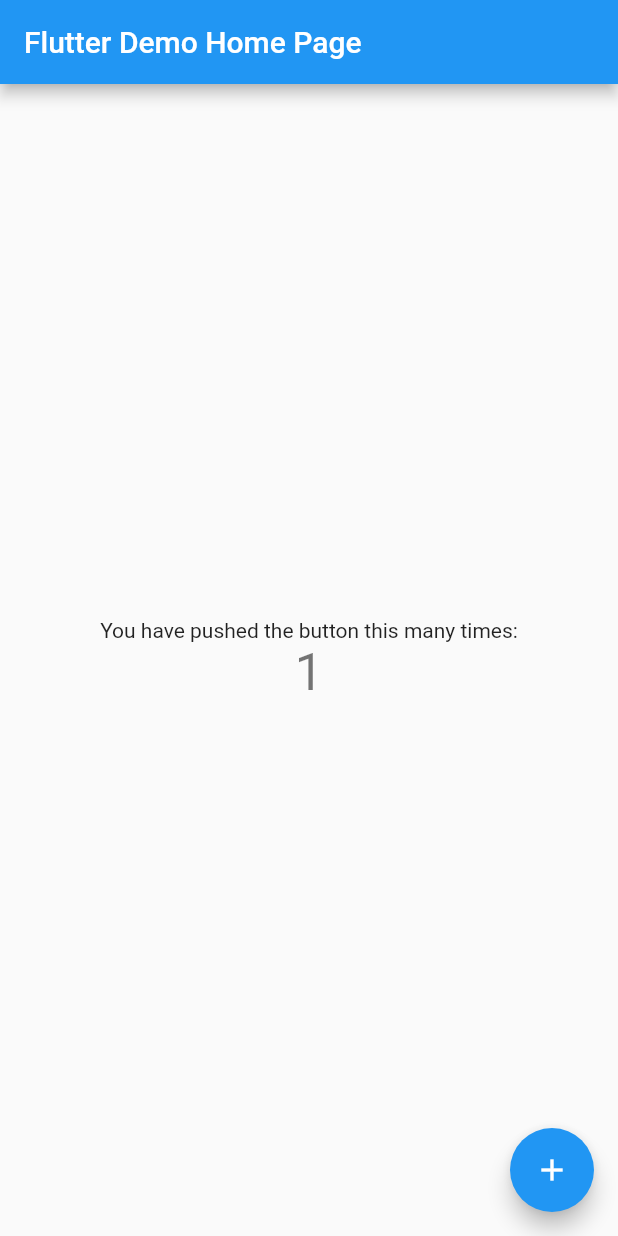
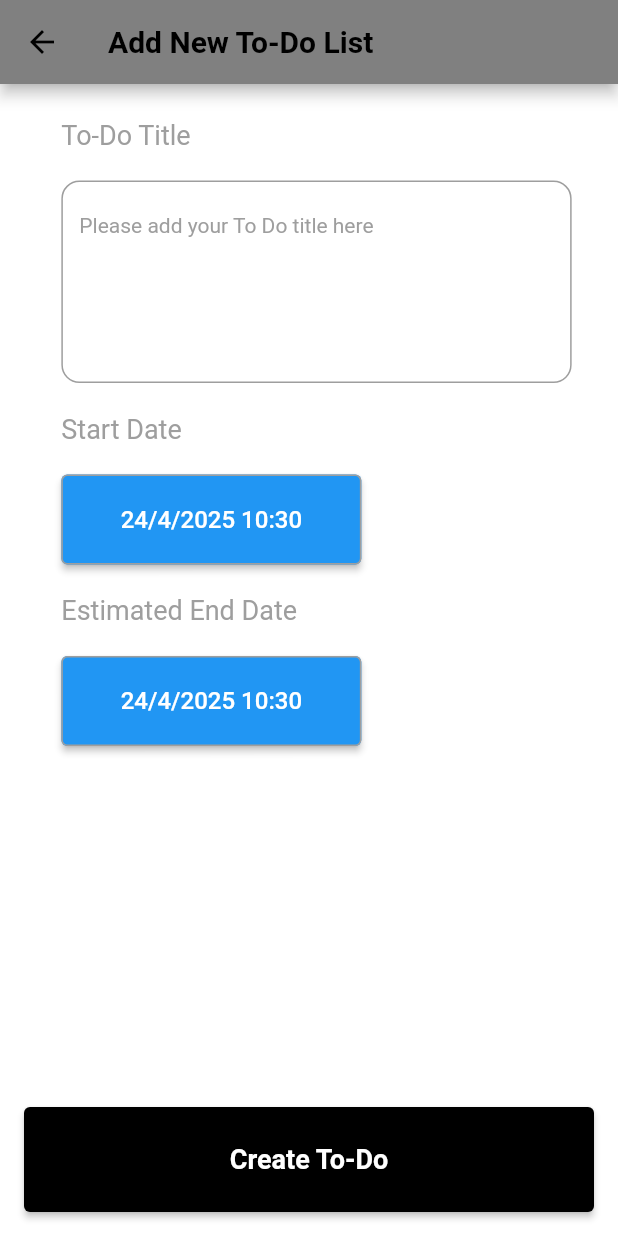
Before and after one commit to Dixi-Sangani/todo_mvvm, a Flutter app: the screen it shows after launch, after a tap on the "add" icon, on a phone screen of 412 x 824 dp. Run offline on Flutter 3.47's test engine with Material 2 defaults, Android fonts, the phone set to English and light mode, and no system bars.

Commit message:
done todo

```diff
--- /dev/null
+++ b/lib/components/add_todo_list_label.dart
@@ -0,0 +1,15 @@
+import 'package:flutter/material.dart';
+
+class AddTodoListLabel extends StatelessWidget {
+  String label = "";
+
+   AddTodoListLabel({super.key, required this.label});
+
+  @override
+  Widget build(BuildContext context) {
+    return Text(
+      label,
+      style: const TextStyle(fontSize: 18, color: Colors.grey),
+    );
+  }
+}
--- /dev/null
+++ b/lib/components/components.dart
@@ -0,0 +1,5 @@
+export './add_todo_list_label.dart';
+export './todo_list_row.dart';
+export './todo_list_row_checkbox.dart';
+export './todo_list_row_date.dart';
+export './components.dart';
--- a/lib/main.dart
+++ b/lib/main.dart
@@ -1,4 +1,7 @@
 import 'package:flutter/material.dart';
+import 'package:provider/provider.dart';
+import 'todo_list/view_models/view_models.dart';
+import 'todo_list/views/home_screen.dart';
 
 void main() {
   runApp(const MyApp());
@@ -8,57 +11,17 @@ class MyApp extends StatelessWidget {
   const MyApp({super.key});
   @override
   Widget build(BuildContext context) {
-    return MaterialApp(
-      title: 'Flutter Demo',
-      theme: ThemeData(
-        primarySwatch: Colors.blue,
-      ),
-      home: const MyHomePage(title: 'Flutter Demo Home Page'),
-    );
-  }
-}
-
-class MyHomePage extends StatefulWidget {
-  const MyHomePage({super.key, required this.title});
-  final String title;
-
-  @override
-  State<MyHomePage> createState() => _MyHomePageState();
-}
-
-class _MyHomePageState extends State<MyHomePage> {
-  int _counter = 0;
-
-  void _incrementCounter() {
-    setState(() {
-      _counter++;
-    });
-  }
-
-  @override
-  Widget build(BuildContext context) {
-    return Scaffold(
-      appBar: AppBar(
-        title: Text(widget.title),
-      ),
-      body: Center(
-        child: Column(
-          mainAxisAlignment: MainAxisAlignment.center,
-          children: <Widget>[
-            const Text(
-              'You have pushed the button this many times:',
-            ),
-            Text(
-              '$_counter',
-              style: Theme.of(context).textTheme.headlineMedium,
-            ),
-          ],
+    return MultiProvider(
+      providers: [
+        ChangeNotifierProvider(create: (_) => TodoViewModels(),),
+      ],
+      child: MaterialApp(
+        debugShowCheckedModeBanner: false,
+        title: 'Flutter ToDo',
+        theme: ThemeData(
+          primarySwatch: Colors.blue,
         ),
-      ),
-      floatingActionButton: FloatingActionButton(
-        onPressed: _incrementCounter,
-        tooltip: 'Increment',
-        child: const Icon(Icons.add),
+        home: const HomeScreen(),
       ),
     );
   }
--- /dev/null
+++ b/lib/todo_list/model/model.dart
@@ -0,0 +1 @@
+export './todo_list_model.dart';
--- /dev/null
+++ b/lib/todo_list/model/todo_list_model.dart
@@ -0,0 +1,9 @@
+class TodoListModel {
+  String title = "";
+  DateTime? startDate;
+  DateTime? endDate;
+  String timeLeft = "";
+  bool status = false;
+
+  TodoListModel({required this.title, required this.startDate, required this.endDate, required this.timeLeft, required this.status});
+}
--- /dev/null
+++ b/lib/todo_list/view_models/todo_view_model.dart
@@ -0,0 +1,65 @@
+import 'package:demo_project/todo_list/model/model.dart';
+import 'package:flutter/material.dart';
+
+
+class TodoViewModels extends ChangeNotifier {
+  final List<TodoListModel> _todoListModel = [];
+  DateTime _startDateTime = DateTime.now();
+  DateTime _endDateTime = DateTime.now();
+  final TextEditingController _todoTitle = TextEditingController();
+  TodoListModel? _currentTodoModel;
+
+  List<TodoListModel> get todoListModel => _todoListModel;
+  DateTime get startDateTime => _startDateTime;
+  DateTime get endDateTime => _endDateTime;
+  TextEditingController get todoTitle => _todoTitle;
+  TodoListModel? get currentTodoModel => _currentTodoModel;
+
+  setCurrentTodoModel(TodoListModel todoListModel){
+    _startDateTime = todoListModel.startDate!;
+    _endDateTime = todoListModel.endDate!;
+    _todoTitle.text = todoListModel.title;
+  }
+
+  resetData(){
+    _startDateTime = DateTime.now();
+    _endDateTime = DateTime.now();
+    _todoTitle.clear();
+    notifyListeners();
+  }
+
+  setTodoListModel(TodoListModel todoListModel){
+    _todoListModel.add(todoListModel);
+    notifyListeners();
+  }
+
+  setTodoListCompleted(bool isCompleted,int index){
+    _todoListModel[index].status = isCompleted;
+    notifyListeners();
+  }
+
+  setTodoListItem(TodoListModel todoListModel,int index){
+    _todoListModel[index] = todoListModel;
+    notifyListeners();
+  }
+
+  setStartDateTime(DateTime dateTime){
+    _startDateTime = dateTime;
+    notifyListeners();
+  }
+
+  setEndDateTime(DateTime dateTime){
+    _endDateTime = dateTime;
+    notifyListeners();
+  }
+
+  setNewDateTime(DateTime dateTime,int dateTimeIndicator){
+    dateTimeIndicator == 0 ? _startDateTime = dateTime : _endDateTime = dateTime;
+    notifyListeners();
+  }
+
+  setTodoTitle(String todoTitle){
+    _todoTitle.text = todoTitle;
+    notifyListeners();
+  }
+}
--- /dev/null
+++ b/lib/todo_list/view_models/view_models.dart
@@ -0,0 +1,2 @@
+export './view_models.dart';
+export './todo_view_model.dart';
--- /dev/null
+++ b/lib/todo_list/views/add_todo_list.dart
@@ -0,0 +1,229 @@
+import 'package:demo_project/components/components.dart';
+import 'package:demo_project/todo_list/model/model.dart';
+import 'package:demo_project/todo_list/view_models/view_models.dart';
+import 'package:flutter/material.dart';
+import 'package:provider/provider.dart';
+import '../../utils/constant.dart';
+
+class AddTodoList extends StatelessWidget {
+  TodoListModel? todoListModel;
+  int? index;
+  AddTodoList({super.key, this.todoListModel, this.index});
+  final _formKey = GlobalKey<FormState>();
+
+  //FUNCTIONS
+  Future<DateTime?> pickDate(TodoViewModels todoViewModels, int dateTimeIndicator, BuildContext context) =>
+      showDatePicker(
+        context: context,
+        initialDate: dateTimeIndicator == 0 ? todoViewModels.startDateTime : todoViewModels.endDateTime,
+        firstDate: DateTime(1900),
+        lastDate: DateTime(2100),
+      );
+
+  Future<TimeOfDay?> pickTime(
+          TodoViewModels todoViewModels, int dateTimeIndicator, BuildContext context) =>
+      showTimePicker(
+          context: context,
+          initialTime: dateTimeIndicator == 0
+              ? TimeOfDay(hour: todoViewModels.startDateTime.hour, minute: todoViewModels.startDateTime.minute)
+              : TimeOfDay(hour: todoViewModels.endDateTime.hour, minute: todoViewModels.endDateTime.minute));
+
+  Future pickDateTime(int dateTimeIndicator, TodoViewModels todoViewModels, BuildContext context) async {
+    DateTime? date = await pickDate(todoViewModels, dateTimeIndicator, context);
+    if (date == null) return; //pressed CANCEL;
+
+    TimeOfDay? time = await pickTime(todoViewModels, dateTimeIndicator, context);
+    if (time == null) return; //pressed CANCEL;
+
+    final newDateTime = DateTime(
+      date.year,
+      date.month,
+      date.day,
+      time.hour,
+      time.minute,
+    );
+    todoViewModels.setNewDateTime(newDateTime, dateTimeIndicator);
+  }
+
+  String daysBetween(DateTime from, DateTime to) {
+    from = DateTime(from.year, from.month, from.day, from.hour, from.minute);
+    to = DateTime(to.year, to.month, to.day, to.hour, to.minute);
+    // print(to.difference(from).inHours);
+    // print(to.difference(from).inMinutes % 60);
+    return ('${to.difference(from).inHours} hrs ${to.difference(from).inMinutes % 60} min');
+  }
+
+  @override
+  Widget build(BuildContext context) {
+    double screenWidth = MediaQuery.of(context).size.width;
+    double screenHeight = MediaQuery.of(context).size.height;
+    TodoViewModels todoViewModels = context.watch<TodoViewModels>();
+    if (todoListModel != null) {
+      todoViewModels.setCurrentTodoModel(todoListModel!);
+    }
+    final hoursStart = todoViewModels.startDateTime.hour.toString().padLeft(2, '0');
+    final minutesStart = todoViewModels.startDateTime.minute.toString().padLeft(2, '0');
+    final hoursEnd = todoViewModels.endDateTime.hour.toString().padLeft(2, '0');
+    final minutesEnd = todoViewModels.endDateTime.minute.toString().padLeft(2, '0');
+
+    return GestureDetector(
+      onTap: () => FocusManager.instance.primaryFocus?.unfocus(),
+      child: Form(
+        key: _formKey,
+        child: Scaffold(
+          backgroundColor: Colors.white,
+          appBar: AppBar(
+            iconTheme: const IconThemeData(
+              color: Colors.black, //change your color here
+            ),
+            title: const Text(
+              "Add New To-Do List",
+              style: TextStyle(color: Colors.black, fontWeight: FontWeight.bold),
+            ),
+            backgroundColor: primaryColor,
+            centerTitle: false,
+            automaticallyImplyLeading: true,
+          ),
+          bottomNavigationBar: Padding(
+            padding: const EdgeInsets.all(16.0),
+            child: ElevatedButton(
+              style: ElevatedButton.styleFrom(
+                fixedSize: Size(screenWidth, 70),
+                primary: Colors.black,
+              ),
+              onPressed: () async {
+                if (_formKey.currentState!.validate()) {
+                  final timeLeft = daysBetween(todoViewModels.startDateTime, todoViewModels.endDateTime);
+                    final newTodoListModel = TodoListModel(
+                      title: todoViewModels.todoTitle.text,
+                      startDate: todoViewModels.startDateTime,
+                      endDate: todoViewModels.endDateTime,
+                      timeLeft: timeLeft,
+                      status: false,
+                    );
+
+                    todoListModel != null
+                        ? todoViewModels.setTodoListItem(newTodoListModel, index!)
+                        : todoViewModels.setTodoListModel(newTodoListModel);
+                    Navigator.of(context).pop();
+                  }
+              },
+              child: Text(
+                todoListModel != null ? 'Edit To-Do' : 'Create To-Do',
+                style: const TextStyle(
+                  fontSize: 18,
+                  color: Colors.white,
+                  fontWeight: FontWeight.bold,
+                ),
+              ),
+            ),
+          ),
+          body: Align(
+            alignment: const Alignment(0, 0),
+            child: SingleChildScrollView(
+              child: Container(
+                padding: const EdgeInsets.only(left: 10, top: 20),
+                height: screenHeight * 0.8,
+                width: screenWidth * 0.85,
+                decoration: const BoxDecoration(
+                  color: Colors.white,
+                ),
+                child: Column(
+                  crossAxisAlignment: CrossAxisAlignment.start,
+                  children: [
+                    AddTodoListLabel(label: "To-Do Title"),
+                    const SizedBox(
+                      height: 20,
+                    ),
+                    TextFormField(
+                      controller: todoViewModels.todoTitle,
+                      maxLines: 5,
+                      decoration: InputDecoration(
+                        hintText: 'Please add your To Do title here',
+                        hintStyle: const TextStyle(
+                          color: Colors.grey,
+                          fontSize: 14,
+                        ),
+                        border: OutlineInputBorder(
+                          borderRadius: BorderRadius.circular(12),
+                          borderSide: const BorderSide(color: Colors.grey, width: 1),
+                        ),
+                        enabledBorder: OutlineInputBorder(
+                          borderRadius: BorderRadius.circular(12),
+                          borderSide: const BorderSide(color: Colors.grey, width: 1),
+                        ),
+                        focusedBorder: OutlineInputBorder(
+                          borderRadius: BorderRadius.circular(12),
+                          borderSide: const BorderSide(color: Colors.blueAccent, width: 2),
+                        ),
+                      ),
+                      validator: (value) {
+                        if (value!.isEmpty) {
+                          return 'To-Do Field is required';
+                        }
+                        return null;
+                      },
+                      onChanged: (value) {
+                        // Trigger live validation
+                        if (_formKey.currentState != null) {
+                          _formKey.currentState!.validate();
+                        }
+                      },
+                      onSaved: (value) {
+                        todoViewModels.todoTitle.text = value!;
+                      },
+                    ),
+                    const SizedBox(
+                      height: 20,
+                    ),
+                    AddTodoListLabel(label: "Start Date"),
+                    const SizedBox(
+                      height: 20,
+                    ),
+                    ElevatedButton(
+                      onPressed: () async {
+                        await pickDateTime(0, todoViewModels, context); // 0-start
+                      },
+                      style: ElevatedButton.styleFrom(
+                        //backgroundColor: Colors.white,
+                        elevation: 2.0,
+                        side: const BorderSide(color: Colors.grey),
+                        minimumSize: const Size(200, 60),
+                      ),
+                      child: Text(
+                        '${todoViewModels.startDateTime.day}/${todoViewModels.startDateTime.month}/${todoViewModels.startDateTime.year} $hoursStart:$minutesStart',
+                        style: const TextStyle(color: Colors.white, fontSize: 16),
+                      ),
+                    ),
+                    const SizedBox(
+                      height: 20,
+                    ),
+                    AddTodoListLabel(label: "Estimated End Date"),
+                    const SizedBox(
+                      height: 20,
+                    ),
+                    ElevatedButton(
+                      onPressed: () async {
+                        await pickDateTime(1, todoViewModels, context); // 1-end
+                      },
+                      style: ElevatedButton.styleFrom(
+                        //backgroundColor: Colors.white,
+                        elevation: 2.0,
+                        side: const BorderSide(color: Colors.grey),
+                        minimumSize: const Size(200, 60),
+                      ),
+                      child: Text(
+                        '${todoViewModels.endDateTime.day}/${todoViewModels.endDateTime.month}/${todoViewModels.endDateTime.year} $hoursEnd:$minutesEnd',
+                        style: const TextStyle(color: Colors.white, fontSize: 16),
+                      ),
+                    ),
+                  ],
+                ),
+              ),
+            ),
+          ),
+        ),
+      ),
+    );
+  }
+}
--- /dev/null
+++ b/lib/todo_list/views/home_screen.dart
@@ -0,0 +1,67 @@
+import 'package:demo_project/components/components.dart';
+import 'package:demo_project/todo_list/view_models/todo_view_model.dart';
+import 'package:demo_project/todo_list/views/views.dart';
+import 'package:demo_project/utils/utils.dart';
+import 'package:flutter/material.dart';
+import 'package:provider/provider.dart';
+
+
+class HomeScreen extends StatelessWidget {
+  const HomeScreen({super.key});
+
+  @override
+  Widget build(BuildContext context) {
+    double screenWidth = MediaQuery.of(context).size.width;
+    double screenHeight = MediaQuery.of(context).size.height;
+    TodoViewModels todoViewModels = context.watch<TodoViewModels>();
+
+    return Scaffold(
+      backgroundColor: bgColor,
+      appBar: AppBar(
+        centerTitle: true,
+        title: const Text("To-Do List",
+          style: TextStyle(
+              color: Colors.black,
+              fontWeight: FontWeight.bold
+          ),
+        ),
+        backgroundColor: primaryColor,
+      ),
+      floatingActionButtonLocation: FloatingActionButtonLocation.centerFloat,
+      floatingActionButton: FloatingActionButton(
+        onPressed: () {
+          todoViewModels.resetData();
+          Navigator.push(context,
+              MaterialPageRoute(builder: (_) {
+                return AddTodoList();
+              }));
+        },
+        backgroundColor: bgRedColor,
+        child: const Center(
+          child: Icon(Icons.add),
+        ),
+
+      ),
+      body: todoViewModels.todoListModel.isEmpty ? const Padding(
+        padding: EdgeInsets.only(top: 30),
+        child: Align(
+          alignment: Alignment(0,-0.8),
+          child: Text(
+            "No records found",
+            style: TextStyle(fontSize: 20),
+          ),
+        ),
+      )
+          : ListView.builder(
+        scrollDirection: Axis.vertical,
+        physics: const ScrollPhysics(),
+        shrinkWrap: true,
+        itemCount: todoViewModels.todoListModel.length,
+        itemBuilder: (BuildContext context, int index) {
+          final todoItem = todoViewModels.todoListModel[index];
+          return TodoListRow(todoListModel: todoItem,index: index,);
+        },
+      ),
+    );
+  }
+}
--- /dev/null
+++ b/lib/todo_list/views/views.dart
@@ -0,0 +1,3 @@
+export './home_screen.dart';
+export './add_todo_list.dart';
+export './views.dart';
--- /dev/null
+++ b/lib/utils/constant.dart
@@ -0,0 +1,5 @@
+import 'package:flutter/material.dart';
+
+Color primaryColor = const Color(0xFF808080);
+Color bgColor = const Color(0xFFf2f2f2);
+Color bgRedColor = const Color(0xFFf05a24);
--- /dev/null
+++ b/lib/utils/utils.dart
@@ -0,0 +1,2 @@
+export './utils.dart';
+export './constant.dart';
--- a/pubspec.yaml
+++ b/pubspec.yaml
@@ -35,6 +35,8 @@ dependencies:
   # The following adds the Cupertino Icons font to your application.
   # Use with the CupertinoIcons class for iOS style icons.
   cupertino_icons: ^1.0.2
+  provider: ^6.1.4
+  intl:
 
 dev_dependencies:
   flutter_test:
```
Also changed, not shown: lib/components/todo_list_row.dart (added, +114 -0 lines), lib/components/todo_list_row_checkbox.dart (added, +49 -0 lines), lib/components/todo_list_row_date.dart (added, +26 -0 lines), pubspec.lock, 1 other file.
